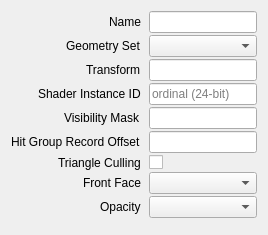
Qt form src/session/properties/InstanceProperties.ui (houmain/gpupad) before a commit.
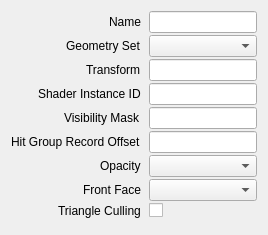
The same form after that commit. Custom widgets are drawn as their Qt base class.

```diff
--- a/src/session/properties/InstanceProperties.ui
+++ b/src/session/properties/InstanceProperties.ui
@@ -73,9 +73,6 @@
      </item>
      <item row="3" column="1">
       <widget class="ExpressionLineEdit" name="shaderInstanceId">
-       <property name="placeholderText">
-        <string>ordinal (24-bit)</string>
-       </property>
        <property name="toolTip">
         <string>24-bit value exposed to shaders as the instance ID. Leave empty to use the ordinal instance index.</string>
        </property>
@@ -110,14 +107,14 @@
       </widget>
      </item>
      <item row="6" column="0">
-      <widget class="QLabel" name="labelTriangleCulling">
+      <widget class="QLabel" name="labelOpacityMode">
        <property name="text">
-        <string>Triangle Culling</string>
+        <string>Opacity</string>
        </property>
       </widget>
      </item>
      <item row="6" column="1">
-      <widget class="QCheckBox" name="triangleCulling">
+      <widget class="DataComboBox" name="opacityMode">
        <property name="toolTip">
         <string>Allow per-ray front/back triangle culling flags to affect this instance. Rays without a culling flag are unchanged.</string>
        </property>
@@ -138,14 +135,14 @@
       </widget>
      </item>
      <item row="8" column="0">
-      <widget class="QLabel" name="labelOpacityMode">
+      <widget class="QLabel" name="labelTriangleCulling">
        <property name="text">
-        <string>Opacity</string>
+        <string>Triangle Culling</string>
        </property>
       </widget>
      </item>
      <item row="8" column="1">
-      <widget class="DataComboBox" name="opacityMode">
+      <widget class="QCheckBox" name="triangleCulling">
        <property name="toolTip">
         <string>Use each Geometry setting or override every Geometry in this instance.</string>
        </property>
@@ -156,6 +153,11 @@
   </layout>
  </widget>
  <customwidgets>
+  <customwidget>
+   <class>DataComboBox</class>
+   <extends>QComboBox</extends>
+   <header>widgets/DataComboBox.h</header>
+  </customwidget>
   <customwidget>
    <class>ReferenceComboBox</class>
    <extends>QComboBox</extends>
@@ -166,11 +168,6 @@
    <extends>QLineEdit</extends>
    <header>widgets//ExpressionLineEdit.h</header>
   </customwidget>
-  <customwidget>
-   <class>DataComboBox</class>
-   <extends>QComboBox</extends>
-   <header>widgets//DataComboBox.h</header>
-  </customwidget>
  </customwidgets>
  <resources/>
  <connections/>
```
Left out of the diff: 6 changed lines with no effect on the pictures.
